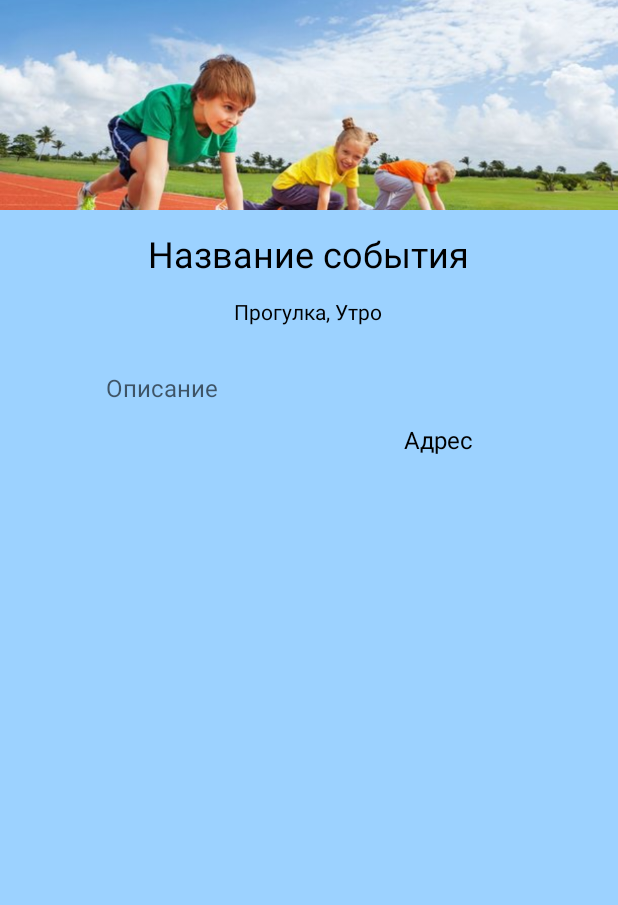
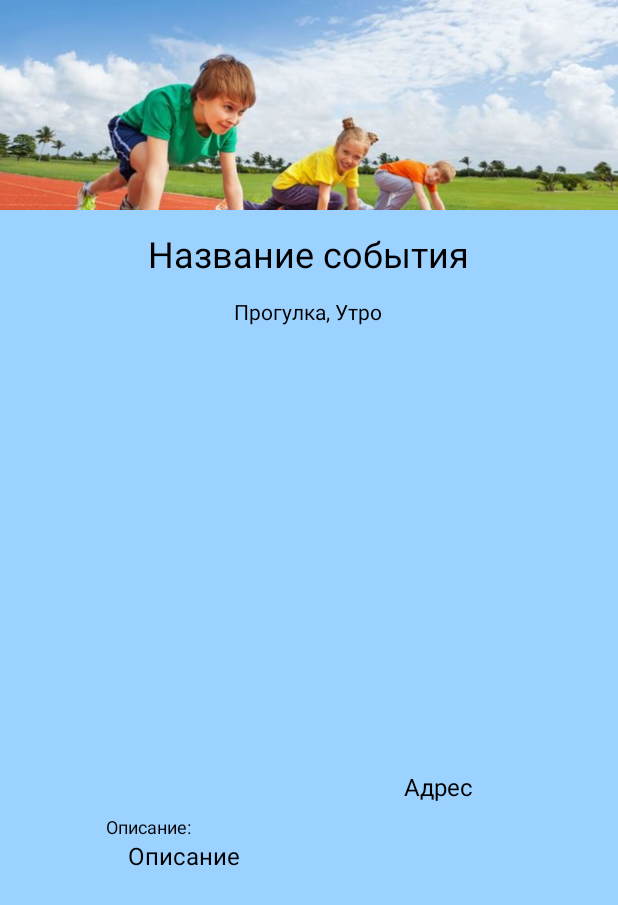
Before and after one commit to MrGreen73/Eventer, an Android app: the layout fragment_preview.xml on its own in the app's theme, with its tools: preview values and no code run, on a phone screen of 412 x 824 dp. Shown: the top 905 px of the screen. Run offline under Robolectric (Android 15) with nearby library versions, the phone set to English and light mode, and no system bars.

Commit message:
Сделан правельный переход Переделан интерфейс превью

```diff
--- a/android_app/app/src/main/java/com/ivan/eventer/controller/EventActivity.java
+++ b/android_app/app/src/main/java/com/ivan/eventer/controller/EventActivity.java
@@ -32,6 +32,8 @@ public class EventActivity extends AppCompatActivity {
 
     public static HashMap<String, Socket> sSocketMap;
 
+    public static boolean mFlag;
+
     static {
         sThreadsTo = new ArrayList<>();
         sThreadsFrom = new ArrayList<>();
@@ -63,6 +65,8 @@ public class EventActivity extends AppCompatActivity {
 
         mEventId = getID();
         makeEvent(mEventId);
+
+        mFlag = false;
 
         mSocketId = sThreadsTo.size();
 
--- a/android_app/app/src/main/java/com/ivan/eventer/model/Bitap.java
+++ b/android_app/app/src/main/java/com/ivan/eventer/model/Bitap.java
@@ -11,7 +11,7 @@ public class Bitap {
 
         // Range of the alphabet
         // 128 is enough if we stay in the ASCII range (0-127)
-        int alphabetRange = 1024;
+        int alphabetRange = 10024;
         int firstMatchedText = -1;
         // Indexes where the pattern was found
         ArrayList<Integer> indexes = new ArrayList<Integer>();
--- a/android_app/app/src/main/java/com/ivan/eventer/view/Event/SettingsEventFragment.java
+++ b/android_app/app/src/main/java/com/ivan/eventer/view/Event/SettingsEventFragment.java
@@ -125,12 +125,11 @@ public class SettingsEventFragment extends Fragment implements
             String id = EventActivity.sEventPreview.getID();
             String position = mPosition.latitude + " " + mPosition.longitude;
 
-            Toast.makeText(getActivity(), position, Toast.LENGTH_LONG).show();
-
             saveData(id, title, describe, position);
 
 
         });
+
 
 
         SupportMapFragment mapFragment = new SupportMapFragment();
@@ -150,6 +149,7 @@ public class SettingsEventFragment extends Fragment implements
         EventActivity.sEventPreview.setPosition(position);
         EventActivity.sEventPreview.setTitle(title);
         EventActivity.sEventPreview.setAddress(mAddress);
+        EventActivity.mFlag = true;
 
         Toast.makeText(getActivity(), "Данные обновлены", Toast.LENGTH_SHORT).show();
 
--- a/android_app/app/src/main/res/layout/fragment_preview.xml
+++ b/android_app/app/src/main/res/layout/fragment_preview.xml
@@ -80,29 +80,6 @@
 
                 </LinearLayout>
 
-                <TextView
-                    android:id="@+id/describePreviewEvent"
-                    android:layout_width="match_parent"
-                    android:layout_height="wrap_content"
-                    android:layout_marginTop="30dp"
-                    android:hint="Описание"
-                    android:textColor="@color/textBlack"
-                    android:textSize="@dimen/size_text_profile_midle"/>
-
-                <TextView
-                    android:id="@+id/addressPreviewEvent"
-                    android:layout_width="match_parent"
-                    android:gravity="end"
-                    android:layout_height="wrap_content"
-                    android:layout_marginTop="5dp"
-                    android:layout_marginBottom="5dp"
-                    android:paddingVertical="7dp"
-                    android:paddingLeft="25dp"
-                    android:paddingRight="25dp"
-                    android:text="Адрес"
-                    android:textColor="@color/textBlack"
-                    android:textSize="16sp" />
-
             </LinearLayout>
 
             <LinearLayout
@@ -120,6 +97,35 @@
 
             </LinearLayout>
 
+            <TextView
+                android:id="@+id/addressPreviewEvent"
+                android:layout_width="match_parent"
+                android:gravity="end"
+                android:layout_height="wrap_content"
+                android:layout_marginTop="5dp"
+                android:paddingVertical="7dp"
+                android:paddingLeft="25dp"
+                android:paddingRight="25dp"
+                android:text="Адрес"
+                android:textColor="@color/textBlack"
+                android:textSize="16sp" />
+
+            <TextView
+                android:layout_width="match_parent"
+                android:layout_height="wrap_content"
+                android:textSize="@dimen/size_text_profile_small"
+                android:text="Описание: "
+                android:textColor="@color/textBlack"/>
+
+            <TextView
+                android:id="@+id/describePreviewEvent"
+                android:layout_width="match_parent"
+                android:layout_height="wrap_content"
+                android:layout_marginStart="10dp"
+                tools:text="Описание"
+                android:textColor="@color/textBlack"
+                android:textSize="@dimen/size_text_profile_midle"/>
+
         </LinearLayout>
 
     </LinearLayout>
```
Also changed, not shown: android_app/app/src/main/java/com/ivan/eventer/view/Event/PreviewFragment.java (+25 -0 lines), android_app/app/src/main/java/com/ivan/eventer/view/Main/FirstPreviewFragment.java (+8 -0 lines), android_app/app/src/main/java/com/ivan/eventer/view/Main/Search/SearchResultFragment.java (+18 -3 lines), android_app/app/src/main/java/com/ivan/eventer/view/Start/LoginFragment.java (+15 -1 lines), android_app/app/src/main/res/layout/fragment_first_preview.xml (+32 -24 lines), android_app/app/src/main/res/layout/fragment_search_result.xml (+24 -5 lines).
